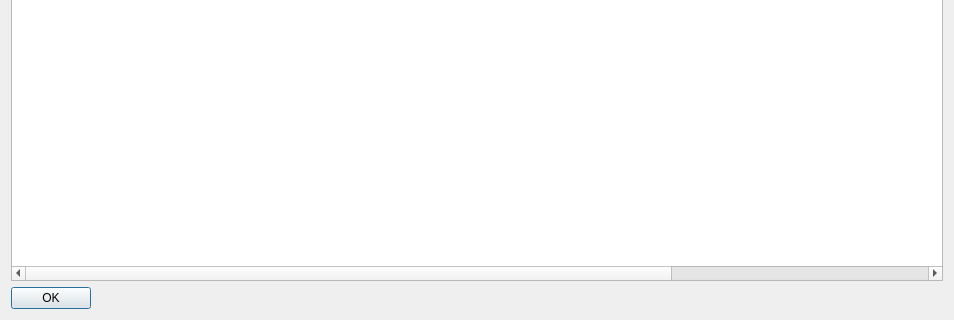
Old version of the form src/qt/forms/coincontroldialog.ui in the repository Suryanto28/Wallet; both pictures show x 0 to 954 and y 180 to 500 of the 954 by 500 pixel window.
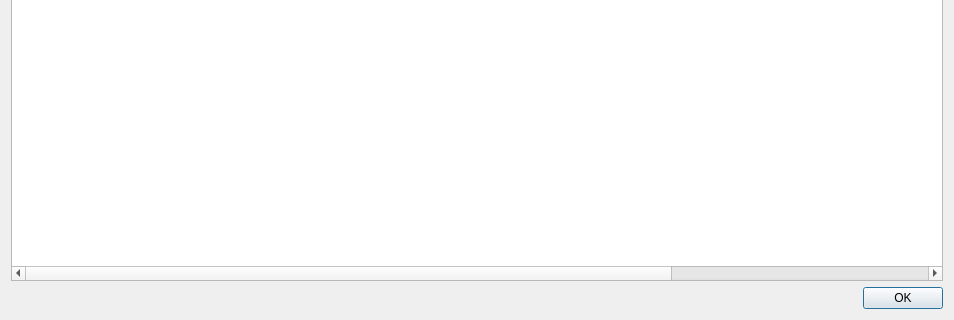
New version of the form. Custom widgets are drawn as their Qt base class.

```diff
--- a/src/qt/forms/coincontroldialog.ui
+++ b/src/qt/forms/coincontroldialog.ui
@@ -527,12 +527,6 @@
    </item>
    <item>
     <widget class="QDialogButtonBox" name="buttonBox">
-     <property name="sizePolicy">
-      <sizepolicy hsizetype="Maximum" vsizetype="Fixed">
-       <horstretch>0</horstretch>
-       <verstretch>0</verstretch>
-      </sizepolicy>
-     </property>
      <property name="orientation">
       <enum>Qt::Horizontal</enum>
      </property>
```
